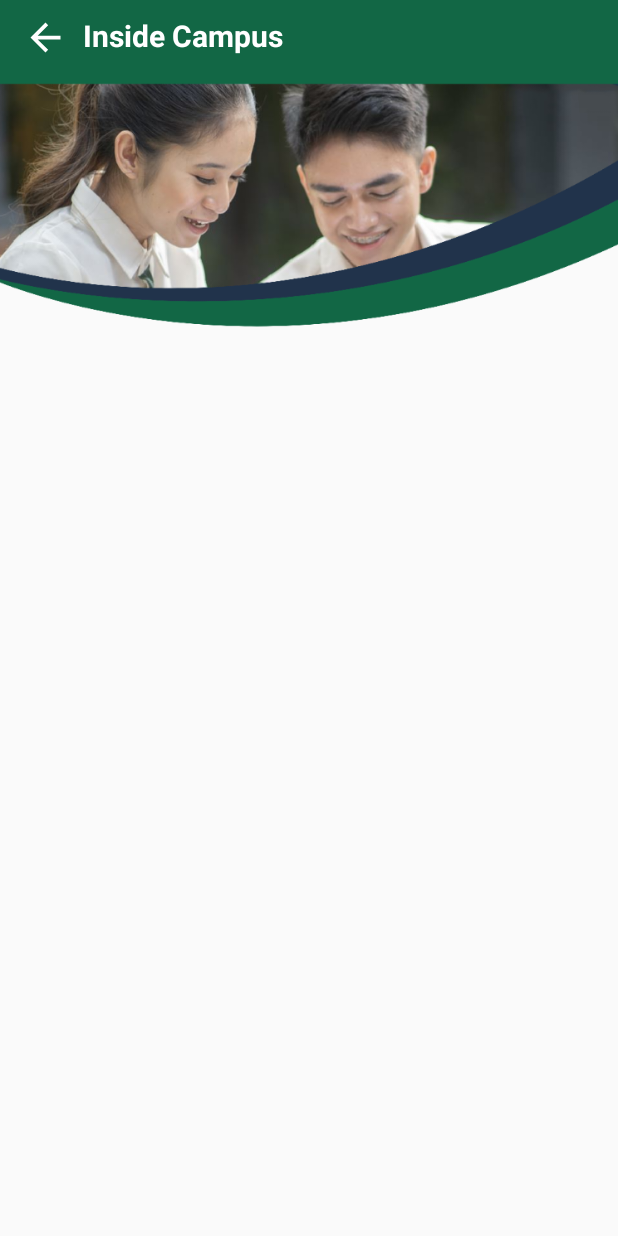
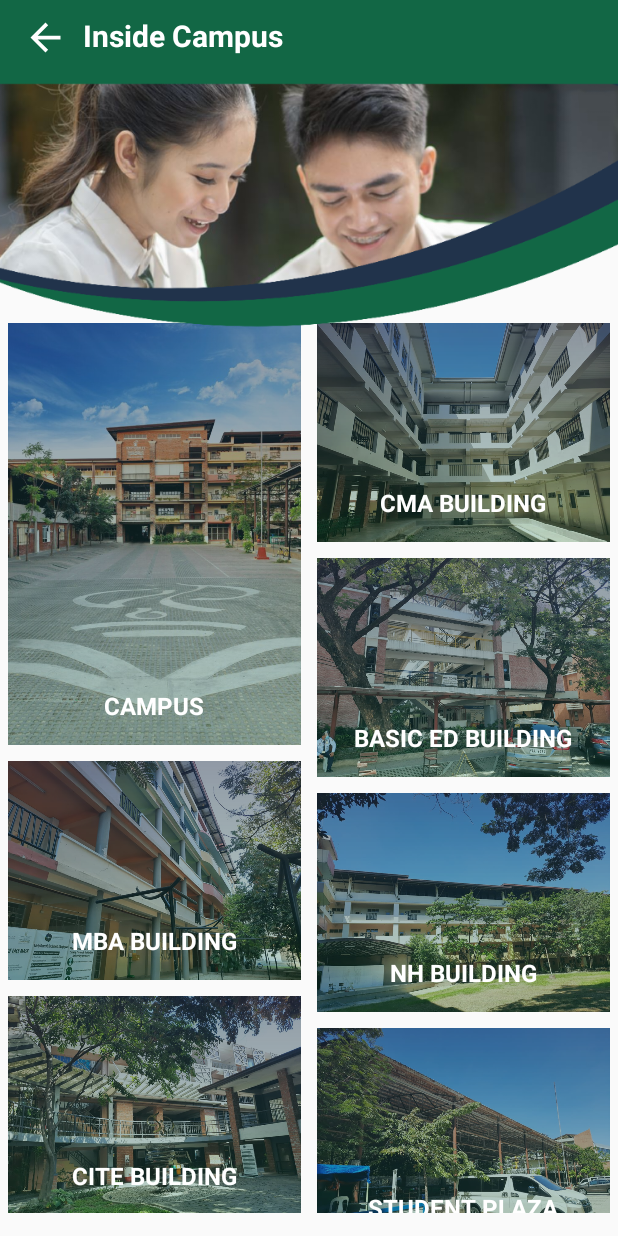
Before and after one commit to codewithJosh/PHINMAUPangGuide2k21, an Android app: the CampusActivity screen opened directly, with no data from a screen before it, on a phone screen of 412 x 824 dp. Run offline under Robolectric (Android 15) with nearby library versions, the phone set to English and light mode, and no system bars.

Commit message:
feat: load `campuses` into `item_campus`

```diff
--- a/app/src/main/java/com/codewithjosh/PHINMAUPangGuide2k21/CampusActivity.java
+++ b/app/src/main/java/com/codewithjosh/PHINMAUPangGuide2k21/CampusActivity.java
@@ -1,10 +1,17 @@
 package com.codewithjosh.PHINMAUPangGuide2k21;
 
 import androidx.appcompat.app.AppCompatActivity;
+import androidx.recyclerview.widget.DefaultItemAnimator;
 import androidx.recyclerview.widget.RecyclerView;
+import androidx.recyclerview.widget.StaggeredGridLayoutManager;
 
 import android.os.Bundle;
 import android.widget.ImageButton;
+
+import com.codewithjosh.PHINMAUPangGuide2k21.adapters.CampusAdapter;
+import com.codewithjosh.PHINMAUPangGuide2k21.models.CampusModel;
+
+import java.util.ArrayList;
 
 public class CampusActivity extends AppCompatActivity {
 
@@ -21,6 +28,22 @@ public class CampusActivity extends AppCompatActivity {
 
         _backBtn.setOnClickListener(view -> onBackPressed());
 
+        _recyclerView.setLayoutManager(new StaggeredGridLayoutManager(2,StaggeredGridLayoutManager.VERTICAL));
+        _recyclerView.setItemAnimator(new DefaultItemAnimator());
+        _recyclerView.setHasFixedSize(true);
+
+        ArrayList<CampusModel> campusModels = new ArrayList<>();
+        campusModels.add(new CampusModel(R.drawable.img_campus, "CAMPUS"));
+        campusModels.add(new CampusModel(R.drawable.img_cma, "CMA BUILDING"));
+        campusModels.add(new CampusModel(R.drawable.img_basic_ed, "BASIC ED BUILDING"));
+        campusModels.add(new CampusModel(R.drawable.img_mba, "MBA BUILDING"));
+        campusModels.add(new CampusModel(R.drawable.img_nh, "NH BUILDING"));
+        campusModels.add(new CampusModel(R.drawable.img_cite, "CITE BUILDING"));
+        campusModels.add(new CampusModel(R.drawable.img_sp, "STUDENT PLAZA"));
+        campusModels.add(new CampusModel(R.drawable.img_hallway, "HALLWAY"));
+
+        _recyclerView.setAdapter(new CampusAdapter(CampusActivity.this, campusModels));
+
     }
 
 }
--- /dev/null
+++ b/app/src/main/java/com/codewithjosh/PHINMAUPangGuide2k21/adapters/CampusAdapter.java
@@ -0,0 +1,67 @@
+package com.codewithjosh.PHINMAUPangGuide2k21.adapters;
+
+import android.content.Context;
+import android.view.LayoutInflater;
+import android.view.View;
+import android.view.ViewGroup;
+import android.widget.ImageView;
+import android.widget.TextView;
+
+import androidx.annotation.NonNull;
+import androidx.recyclerview.widget.RecyclerView;
+
+import com.codewithjosh.PHINMAUPangGuide2k21.R;
+import com.codewithjosh.PHINMAUPangGuide2k21.models.CampusModel;
+
+import java.util.List;
+
+public class CampusAdapter extends RecyclerView.Adapter<CampusAdapter.ViewHolder> {
+
+    public Context mContext;
+    public List<CampusModel> mList;
+
+    public CampusAdapter(Context mContext, List<CampusModel> mList) {
+        this.mContext = mContext;
+        this.mList = mList;
+    }
+
+    @NonNull
+    @Override
+    public ViewHolder onCreateViewHolder(@NonNull ViewGroup parent, int viewType) {
+        View view = LayoutInflater.from(mContext).inflate(R.layout.item_campus,parent,false);
+        return new ViewHolder(view);
+    }
+
+    @Override
+    public void onBindViewHolder(@NonNull ViewHolder holder, int position) {
+
+        holder._campusText.setText(mList.get(position).getCampus_name());
+        holder._campusImage.setImageResource(mList.get(position).getCampus_image());
+
+        if(!(position <= 1) ){
+            holder._campusSpace.setVisibility(View.GONE);
+        }
+
+    }
+
+    @Override
+    public int getItemCount() {
+        return mList.size();
+    }
+
+    public class ViewHolder extends RecyclerView.ViewHolder {
+
+        ImageView _campusImage;
+        TextView _campusText,_campusSpace;
+
+        public ViewHolder(@NonNull View itemView) {
+            super(itemView);
+
+            _campusImage = itemView.findViewById(R.id.campus_img);
+            _campusText = itemView.findViewById(R.id.campus_text);
+            _campusSpace = itemView.findViewById(R.id.campus_areaSpace);
+        }
+
+    }
+
+}
--- /dev/null
+++ b/app/src/main/java/com/codewithjosh/PHINMAUPangGuide2k21/models/CampusModel.java
@@ -0,0 +1,29 @@
+package com.codewithjosh.PHINMAUPangGuide2k21.models;
+
+public class CampusModel {
+
+    int campus_image;
+    String campus_name;
+
+    public CampusModel(int campus_image, String campus_name) {
+        this.campus_image = campus_image;
+        this.campus_name = campus_name;
+    }
+
+    public int getCampus_image() {
+        return campus_image;
+    }
+
+    public void setCampus_image(int campus_image) {
+        this.campus_image = campus_image;
+    }
+
+    public String getCampus_name() {
+        return campus_name;
+    }
+
+    public void setCampus_name(String campus_name) {
+        this.campus_name = campus_name;
+    }
+
+}
```
Also changed, not shown: app/src/main/res/drawable/img_basic_ed.jpg (added), app/src/main/res/drawable/img_campus.png (added), app/src/main/res/drawable/img_cite.jpg (added), app/src/main/res/drawable/img_cma.jpg (added), app/src/main/res/drawable/img_hallway.jpg (added), app/src/main/res/drawable/img_mba.jpg (added), app/src/main/res/drawable/img_nh.jpg (added), app/src/main/res/drawable/img_sp.jpg (added).
